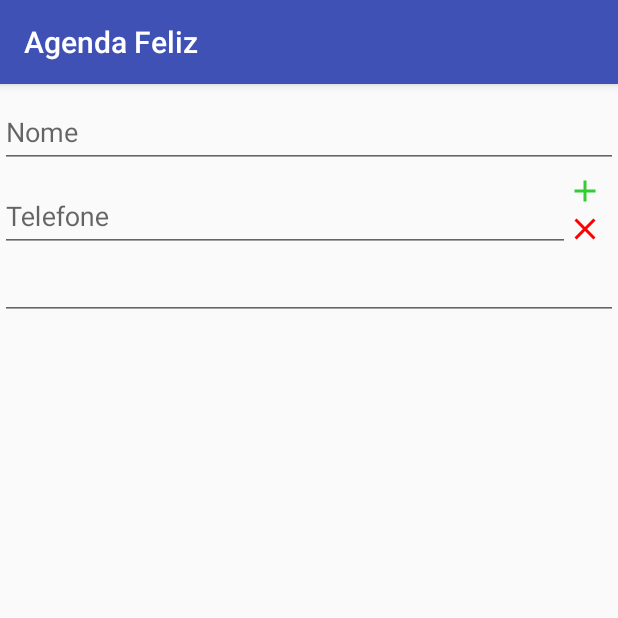
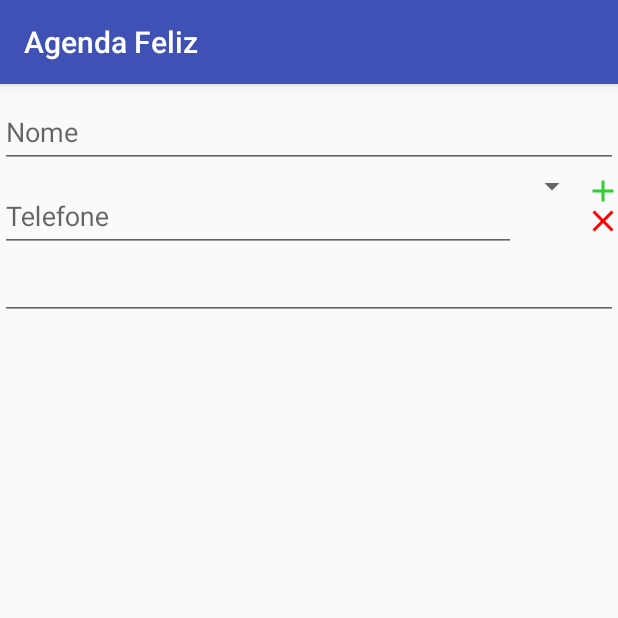
Before and after one commit to Fernando-Mota/agendafeliz, an Android app: the fragment FormularioContatoFragment placed in its activity, on a phone screen of 412 x 824 dp, the top half of it. Run offline under Robolectric (Android 15) with nearby library versions, the phone set to English and light mode, and no system bars.

Commit message:
Melhorias no layout do formulario de contatos

```diff
--- a/app/build.gradle
+++ b/app/build.gradle
@@ -29,5 +29,9 @@ dependencies {
     compile "com.android.support:design:25.2.0"
     compile 'io.realm:android-adapters:1.4.0'
     compile 'com.android.support:support-v4:25.2.0'
+
+    compile "com.google.dagger:dagger:2.9"
+    annotationProcessor "com.google.dagger:dagger-compiler:2.9"
+    provided 'javax.annotation:jsr250-api:1.0'
     testCompile 'junit:junit:4.12'
 }
--- a/app/src/main/res/layout/formulario_contato_fragment.xml
+++ b/app/src/main/res/layout/formulario_contato_fragment.xml
@@ -1,16 +1,17 @@
 <?xml version="1.0" encoding="utf-8"?>
 <LinearLayout xmlns:android="http://schemas.android.com/apk/res/android"
-    android:orientation="vertical" android:layout_width="match_parent"
+    android:orientation="vertical"
+    android:layout_width="match_parent"
     android:layout_height="match_parent">
+
 
         <android.support.design.widget.TextInputLayout
             android:id="@+id/holder_nome"
             android:layout_width="match_parent"
-        android:layout_gravity="left"
             android:layout_height="wrap_content">
 
 
-        <EditText
+            <android.support.design.widget.TextInputEditText
                 android:id="@+id/nome_contato"
                 android:hint="Nome"
                 android:layout_width="match_parent"
@@ -18,32 +19,41 @@
 
         </android.support.design.widget.TextInputLayout>
 
-
-    <LinearLayout
-        android:orientation="horizontal"
+    <RelativeLayout
         android:layout_width="match_parent"
         android:layout_height="wrap_content">
 
         <android.support.design.widget.TextInputLayout
-            android:id="@+id/input_layout_password"
-            android:layout_width="380dp"
-            android:layout_gravity="left"
+            android:id="@+id/holder_telefone"
+            android:layout_toLeftOf="@+id/tipo_telefone"
+            android:layout_width="match_parent"
             android:layout_height="wrap_content">
 
-            <EditText
-                android:id="@+id/input_password"
+            <android.support.design.widget.TextInputEditText
+                android:id="@+id/telefone"
                 android:layout_width="match_parent"
                 android:layout_height="wrap_content"
                 android:hint="Telefone" />
 
         </android.support.design.widget.TextInputLayout>
 
-        <RelativeLayout
+        <Spinner
+            android:id="@+id/tipo_telefone"
+            android:layout_toLeftOf="@+id/botoes_laterais_telefone"
+            android:layout_width="wrap_content"
+            android:layout_height="wrap_content"
+
+            >
+
+        </Spinner>
+
+        <LinearLayout
             android:id="@+id/botoes_laterais_telefone"
             android:orientation="vertical"
-            android:layout_marginRight="10dp"
-            android:layout_width="match_parent"
-            android:layout_height="match_parent">
+            android:layout_alignParentEnd="true"
+            android:layout_alignParentRight="true"
+            android:layout_width="wrap_content"
+            android:layout_height="wrap_content">
 
 
             <ImageButton
@@ -59,15 +69,13 @@
                 android:id="@+id/menas"
                 android:layout_marginBottom="5dp"
                 android:layout_width="20dp"
+                android:layout_height="20dp"
                 android:src="@drawable/clear"
                 android:layout_alignParentBottom="true"
-                android:background="@drawable/button_states"
-                android:layout_height="20dp" />
+                android:background="@drawable/button_states"/>
+        </LinearLayout>
 
     </RelativeLayout>
-
-
-    </LinearLayout>
 
 
 
--- a/build.gradle
+++ b/build.gradle
@@ -5,7 +5,7 @@ buildscript {
         jcenter()
     }
     dependencies {
-        classpath 'com.android.tools.build:gradle:2.2.3'
+        classpath 'com.android.tools.build:gradle:2.3.0'
 
         // NOTE: Do not place your application dependencies here; they belong
         // in the individual module build.gradle files
```
Also changed, not shown: gradle/wrapper/gradle-wrapper.properties. Lines whose indentation alone changed are shown as unchanged.
